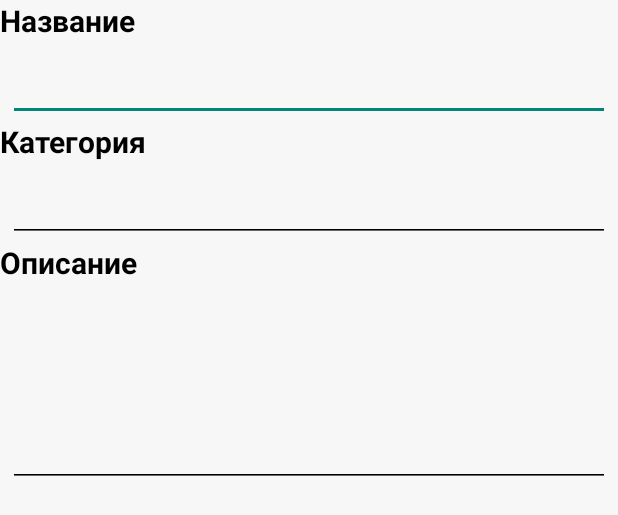
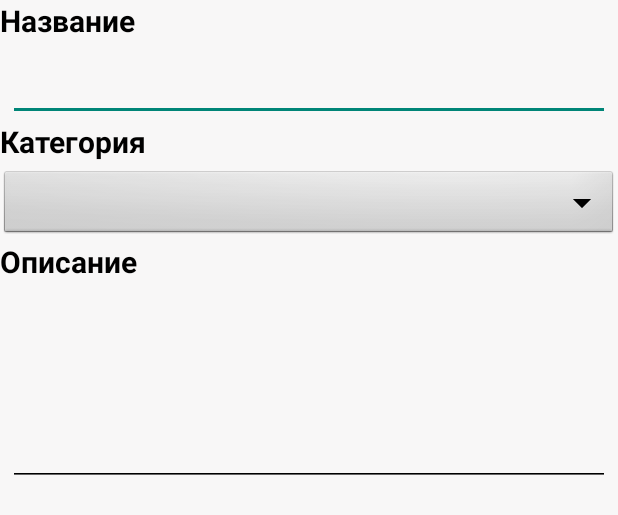
Before and after one commit to RusakovRodion/Rfid-mobile, an Android app: the layout form_update.xml on its own in the app's theme, with its tools: preview values and no code run, on a phone screen of 412 x 824 dp. Shown: the top 515 px of the screen. Run offline under Robolectric (Android 15) with nearby library versions, the phone set to English and light mode, and no system bars.

Commit message:
make a new drop-down list (spinner type)

```diff
--- a/app/src/main/java/com/example/rfid_mobile/FormActivity.java
+++ b/app/src/main/java/com/example/rfid_mobile/FormActivity.java
@@ -4,6 +4,7 @@ import androidx.appcompat.app.AppCompatActivity;
 import android.os.Bundle;
 import android.widget.ArrayAdapter;
 import android.widget.AutoCompleteTextView;
+import android.widget.Spinner;
 
 import java.util.ArrayList;
 
@@ -22,10 +23,15 @@ public class FormActivity extends AppCompatActivity {
         this.object = Logic.getObjectById(id);
 
         ArrayList<String> categories = Logic.getCategories();
-        // Получаем ссылку на элемент AutoCompleteTextView в разметке
-        AutoCompleteTextView autoCompleteTextView = findViewById(R.id.inputCategory);
-        // Создаем адаптер для автозаполнения элемента AutoCompleteTextView
-        ArrayAdapter<String> adapter = new ArrayAdapter (this, R.layout.dropdown_item, categories);
-        autoCompleteTextView.setAdapter(adapter);
+
+        //get the spinner from the xml.
+        Spinner dropdown = findViewById(R.id.spinner1);
+//create a list of items for the spinner.
+        String[] items = new String[]{"1", "2", "three"};
+//create an adapter to describe how the items are displayed, adapters are used in several places in android.
+//There are multiple variations of this, but this is the basic variant.
+        ArrayAdapter<String> adapter = new ArrayAdapter<>(this, android.R.layout.simple_spinner_dropdown_item, categories);
+//set the spinners adapter to the previously created one.
+        dropdown.setAdapter(adapter);
     }
 }
--- a/app/src/main/res/layout/form_update.xml
+++ b/app/src/main/res/layout/form_update.xml
@@ -54,30 +54,17 @@
         app:layout_constraintTop_toBottomOf="@id/inputNameBar"
         tools:ignore="HardcodedText" />
 
-    <com.google.android.material.textfield.TextInputLayout
-        android:id="@+id/inputCategoryBar"
+    <Spinner
+        android:id="@+id/spinner1"
         android:layout_width="match_parent"
         android:layout_height="wrap_content"
-        android:layout_marginStart="5dp"
-        android:layout_marginTop="5dp"
-        android:layout_marginEnd="5dp"
-        android:backgroundTint="@color/black"
-        android:baselineAligned="false"
-        android:hint="Категория"
-        app:hintEnabled="false"
-        app:layout_constraintTop_toBottomOf="@id/inputCategoryLabel"
-        app:layout_constraintLeft_toLeftOf="parent"
-        tools:ignore="HardcodedText">
-
-        <AutoCompleteTextView
-            android:id="@+id/inputCategory"
-            android:layout_width="match_parent"
-            android:layout_height="48dp"
-            android:backgroundTint="@color/black"
-            android:textColor="@color/black"
-            android:inputType="none"
-            tools:ignore="SpeakableTextPresentCheck" />
-    </com.google.android.material.textfield.TextInputLayout>
+        android:layout_marginTop="4dp"
+        android:background="@android:drawable/btn_dropdown"
+        android:popupBackground="@color/back"
+        android:spinnerMode="dropdown"
+        app:layout_constraintEnd_toEndOf="parent"
+        app:layout_constraintStart_toStartOf="parent"
+        app:layout_constraintTop_toBottomOf="@+id/inputCategoryLabel" />
 
     <TextView
         android:id="@+id/inputDescLabel"
@@ -88,7 +75,7 @@
         android:textSize="20sp"
         android:textStyle="bold"
         app:layout_constraintStart_toStartOf="parent"
-        app:layout_constraintTop_toBottomOf="@id/inputCategoryBar"
+        app:layout_constraintTop_toBottomOf="@id/spinner1"
         tools:ignore="HardcodedText" />
 
     <com.google.android.material.textfield.TextInputLayout
```
